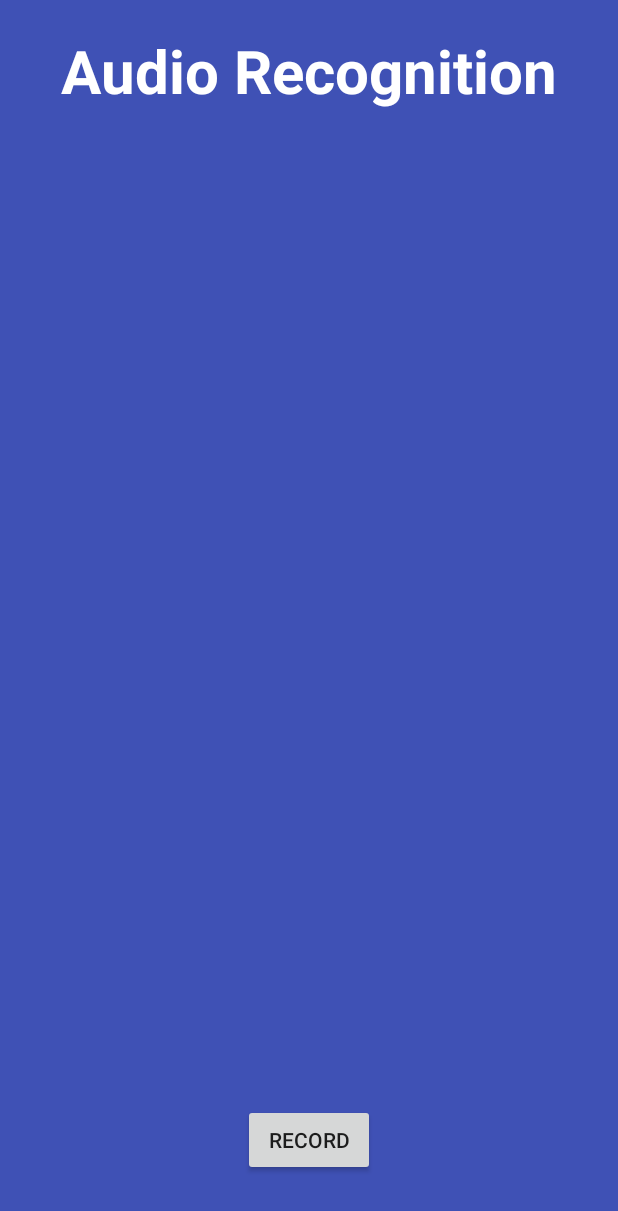
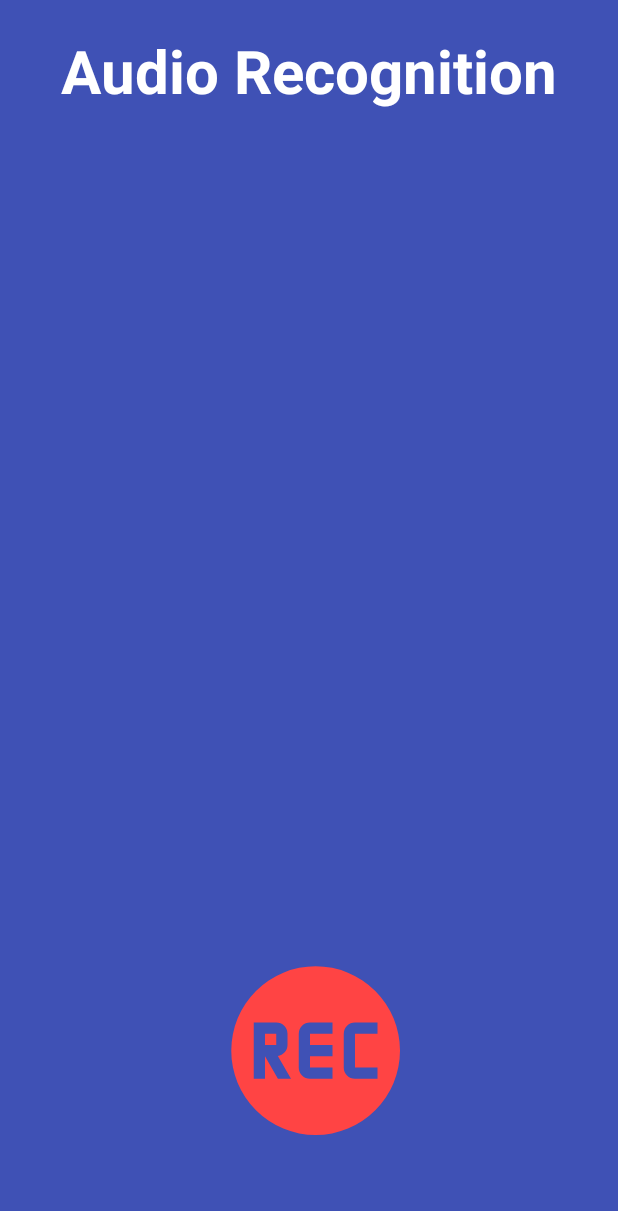
Before and after one commit to MeloniZippoProjects/AudioRecognition, an Android app: the screen it shows after launch (RecognitionActivity), on a phone screen of 412 x 824 dp. Shown: the top 1211 px of the screen. Run offline under Robolectric (Android 15) with nearby library versions, the phone set to English and light mode, and no system bars; libraries missing offline, so code that uses them is left out: cafe.adriel.androidaudioconverter; 1 statement that could not run was skipped.

Commit message:
Add visual button for rec and stop

```diff
--- a/AudioRecognitionApp/app/src/main/java/org/melonizippo/audiorecognition/RecognitionActivity.java
+++ b/AudioRecognitionApp/app/src/main/java/org/melonizippo/audiorecognition/RecognitionActivity.java
@@ -11,6 +11,7 @@ import android.support.v4.app.ActivityCompat;
 import android.util.Log;
 import android.view.View;
 import android.widget.Button;
+import android.widget.ImageView;
 import android.widget.ProgressBar;
 import android.widget.TextView;
 import android.widget.Toast;
@@ -83,7 +84,7 @@ public class RecognitionActivity extends Activity
     private MediaRecorderState mediaRecorderState;
     private Path recordFile;
 
-    private Button recordButton;
+    private ImageView recordButton;
     private ProgressBar progressSpinner;
 
     @Override
@@ -108,16 +109,16 @@ public class RecognitionActivity extends Activity
         {
             configureMediaRecorder();
             startRecording();
-            recordButton.setText(R.string.stop_recording_button);
+            recordButton.setImageDrawable(getDrawable(R.drawable.stop_circle));
             mediaRecorderState = MediaRecorderState.RECORDING;
         }
         else
         {
             stopRecording();
-            recordButton.setText(R.string.start_recording_button);
             mediaRecorderState = MediaRecorderState.PAUSED;
             progressSpinner.setVisibility(View.VISIBLE);
 
+            recordButton.setImageDrawable(getDrawable(R.drawable.record_rec));
             //todo: code for recognition and showing RecognizedSongActivity
 
             //convert recording in wav PCM 16-bit
--- /dev/null
+++ b/AudioRecognitionApp/app/src/main/res/drawable-v24/record_rec.xml
@@ -0,0 +1,8 @@
+<!-- drawable/record_rec.xml -->
+<vector xmlns:android="http://schemas.android.com/apk/res/android"
+    android:height="24dp"
+    android:width="24dp"
+    android:viewportWidth="24"
+    android:viewportHeight="24">
+    <path android:fillColor="@android:color/holo_red_light" android:pathData="M12.5,5A7.5,7.5 0 0,0 5,12.5A7.5,7.5 0 0,0 12.5,20A7.5,7.5 0 0,0 20,12.5A7.5,7.5 0 0,0 12.5,5M7,10H9A1,1 0 0,1 10,11V12C10,12.5 9.62,12.9 9.14,12.97L10.31,15H9.15L8,13V15H7M12,10H14V11H12V12H14V13H12V14H14V15H12A1,1 0 0,1 11,14V11A1,1 0 0,1 12,10M16,10H18V11H16V14H18V15H16A1,1 0 0,1 15,14V11A1,1 0 0,1 16,10M8,11V12H9V11" />
+</vector>
--- /dev/null
+++ b/AudioRecognitionApp/app/src/main/res/drawable-v24/stop_circle.xml
@@ -0,0 +1,8 @@
+<!-- drawable/stop_circle.xml -->
+<vector xmlns:android="http://schemas.android.com/apk/res/android"
+    android:height="24dp"
+    android:width="24dp"
+    android:viewportWidth="24"
+    android:viewportHeight="24">
+    <path android:fillColor="@android:color/holo_red_light" android:pathData="M12,2A10,10 0 0,0 2,12A10,10 0 0,0 12,22A10,10 0 0,0 22,12A10,10 0 0,0 12,2M9,9H15V15H9" />
+</vector>
--- a/AudioRecognitionApp/app/src/main/res/layout/activity_recognition.xml
+++ b/AudioRecognitionApp/app/src/main/res/layout/activity_recognition.xml
@@ -41,15 +41,19 @@
             app:layout_constraintVertical_bias="0.372" />
 
         <!-- Record/cancel button. todo: make round and with icon -->
-        <Button
+        <ImageView
             android:id="@+id/recordButton"
-            android:layout_width="wrap_content"
-            android:layout_height="wrap_content"
+            android:layout_width="180dp"
+            android:layout_height="180dp"
             android:layout_marginBottom="40dp"
-            android:text="@string/start_recording_button"
+            android:layout_marginTop="307dp"
+            android:src="@drawable/record_rec"
             app:layout_constraintBottom_toBottomOf="parent"
+            app:layout_constraintHorizontal_bias="0.502"
             app:layout_constraintLeft_toLeftOf="parent"
-            app:layout_constraintRight_toRightOf="parent" />
+            app:layout_constraintRight_toRightOf="parent"
+            app:layout_constraintTop_toBottomOf="@+id/progressSpinner"
+            app:layout_constraintVertical_bias="0.796" />
 
 
     </android.support.constraint.ConstraintLayout>
```
